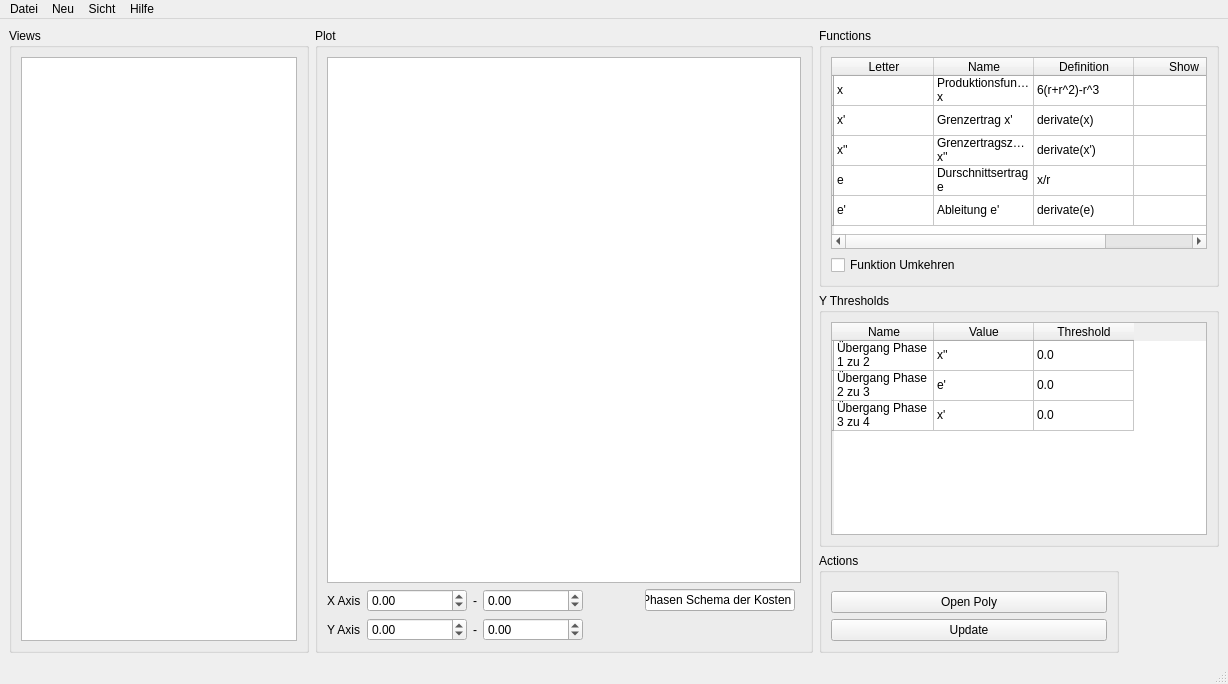
This is Graphitty/mainview.ui in ultradr3mer/Graphitty as Qt 5 draws it before an edit. The edited form follows.
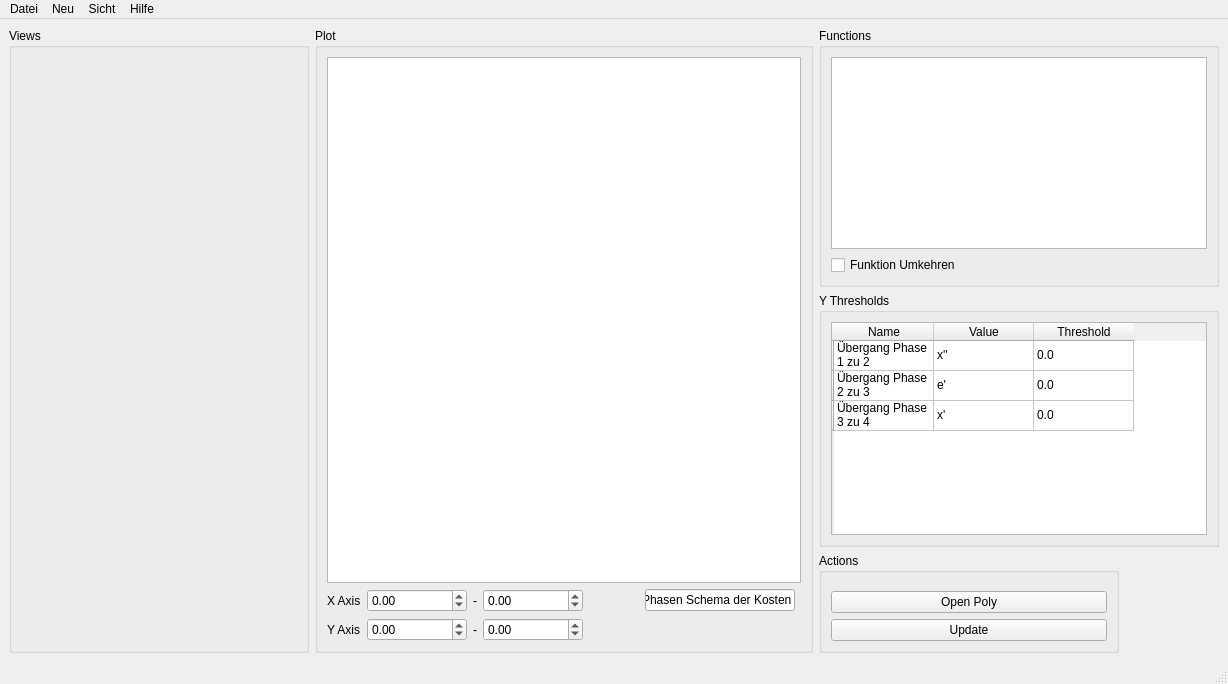
This is the edited form. Custom widgets are drawn as their Qt base class.

Commit message: Removed old table

Diff of the .ui file:
```diff
--- a/Graphitty/mainview.ui
+++ b/Graphitty/mainview.ui
@@ -188,148 +188,7 @@
         </widget>
        </item>
        <item row="0" column="0">
-        <widget class="QTableWidget" name="tableWidget">
-         <property name="minimumSize">
-          <size>
-           <width>0</width>
-           <height>0</height>
-          </size>
-         </property>
-         <property name="maximumSize">
-          <size>
-           <width>16777215</width>
-           <height>16777215</height>
-          </size>
-         </property>
-         <row>
-          <property name="text">
-           <string/>
-          </property>
-         </row>
-         <row>
-          <property name="text">
-           <string/>
-          </property>
-         </row>
-         <row>
-          <property name="text">
-           <string/>
-          </property>
-         </row>
-         <row>
-          <property name="text">
-           <string/>
-          </property>
-         </row>
-         <row>
-          <property name="text">
-           <string/>
-          </property>
-         </row>
-         <column>
-          <property name="text">
-           <string>Letter</string>
-          </property>
-         </column>
-         <column>
-          <property name="text">
-           <string>Name</string>
-          </property>
-         </column>
-         <column>
-          <property name="text">
-           <string>Definition</string>
-          </property>
-         </column>
-         <column>
-          <property name="text">
-           <string>Show</string>
-          </property>
-         </column>
-         <item row="0" column="0">
-          <property name="text">
-           <string>x</string>
-          </property>
-         </item>
-         <item row="0" column="1">
-          <property name="text">
-           <string>Produktionsfunktion x</string>
-          </property>
-         </item>
-         <item row="0" column="2">
-          <property name="text">
-           <string>6(r+r^2)-r^3</string>
-          </property>
-         </item>
-         <item row="0" column="3">
-          <property name="text">
-           <string/>
-          </property>
-          <property name="flags">
-           <set>ItemIsSelectable|ItemIsEditable|ItemIsDragEnabled|ItemIsDropEnabled|ItemIsUserCheckable|ItemIsEnabled|ItemIsAutoTristate</set>
-          </property>
-         </item>
-         <item row="1" column="0">
-          <property name="text">
-           <string>x'</string>
-          </property>
-         </item>
-         <item row="1" column="1">
-          <property name="text">
-           <string>Grenzertrag x'</string>
-          </property>
-         </item>
-         <item row="1" column="2">
-          <property name="text">
-           <string>derivate(x)</string>
-          </property>
-         </item>
-         <item row="2" column="0">
-          <property name="text">
-           <string>x''</string>
-          </property>
-         </item>
-         <item row="2" column="1">
-          <property name="text">
-           <string>Grenzertragszuwachs x''</string>
-          </property>
-         </item>
-         <item row="2" column="2">
-          <property name="text">
-           <string>derivate(x')</string>
-          </property>
-         </item>
-         <item row="3" column="0">
-          <property name="text">
-           <string>e</string>
-          </property>
-         </item>
-         <item row="3" column="1">
-          <property name="text">
-           <string>Durschnittsertrag e</string>
-          </property>
-         </item>
-         <item row="3" column="2">
-          <property name="text">
-           <string>x/r</string>
-          </property>
-         </item>
-         <item row="4" column="0">
-          <property name="text">
-           <string>e'</string>
-          </property>
-         </item>
-         <item row="4" column="1">
-          <property name="text">
-           <string>Ableitung e'</string>
-          </property>
-         </item>
-         <item row="4" column="2">
-          <property name="text">
-           <string>derivate(e)</string>
-          </property>
-         </item>
-        </widget>
+        <widget class="QTableView" name="testTable"/>
        </item>
       </layout>
      </widget>
@@ -511,11 +370,7 @@
       <property name="title">
        <string>Views</string>
       </property>
-      <layout class="QGridLayout" name="gridLayout_6">
-       <item row="0" column="0">
-        <widget class="QTableView" name="testTable"/>
-       </item>
-      </layout>
+      <layout class="QGridLayout" name="gridLayout_6"/>
      </widget>
     </item>
    </layout>
```
The commit also changes 2 other files.
